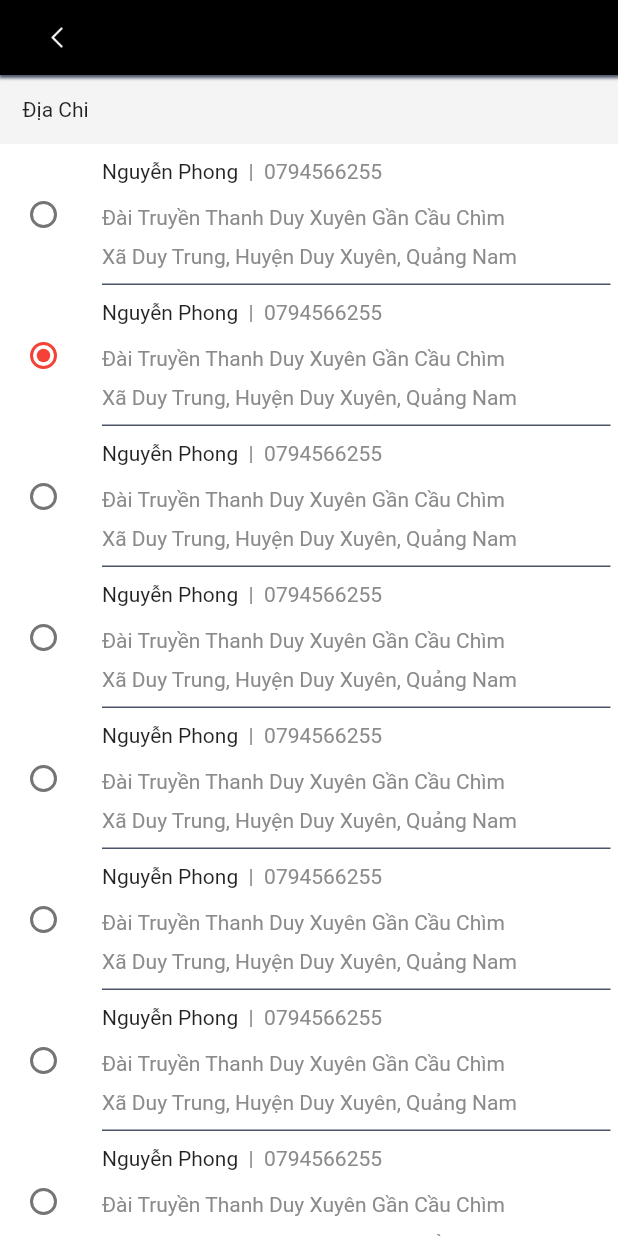
After one commit to xnguyena2/Product-Sell, a Flutter app: the AddressSelector screen opened directly, on a phone screen of 412 x 824 dp. The commit adds this screen. Run offline on Flutter 3.47's test engine with Material 2 defaults, Android fonts, the phone set to English and light mode, and no system bars; our stand-ins replace carousel_slider.

Commit message:
[add address selector]

```diff
--- a/lib/main.dart
+++ b/lib/main.dart
@@ -6,6 +6,7 @@ import 'package:provider/provider.dart';
 import 'global/app_state.dart';
 import 'entry_point.dart';
 import 'my_custom_scroll_behavior.dart';
+import 'page/address_select.dart';
 
 void main() {
   runApp(const MyApp());
--- /dev/null
+++ b/lib/page/address_select.dart
@@ -0,0 +1,175 @@
+import 'package:flutter/material.dart';
+
+import '../constants.dart';
+import 'component/address_item.dart';
+
+class AddressSelector extends StatefulWidget {
+  const AddressSelector({super.key});
+
+  @override
+  State<AddressSelector> createState() => _AddressSelectorState();
+}
+
+class _AddressSelectorState extends State<AddressSelector> {
+  String _isRadioSelected = "address1";
+  @override
+  Widget build(BuildContext context) {
+    return SafeArea(
+      child: Scaffold(
+        appBar: PreferredSize(
+            preferredSize: const Size.fromHeight(50),
+            child: Container(
+              padding: const EdgeInsets.symmetric(horizontal: 18, vertical: 10),
+              decoration: const BoxDecoration(
+                color: dartBackgroundColor,
+                boxShadow: [
+                  BoxShadow(
+                    color: shadowColor,
+                    offset: Offset(
+                      0.0,
+                      1.0,
+                    ),
+                    blurRadius: 1.0,
+                    spreadRadius: 1.0,
+                  ),
+                ],
+              ),
+              child: Row(
+                mainAxisAlignment: MainAxisAlignment.spaceBetween,
+                children: [
+                  Container(
+                    height: 40,
+                    width: 40,
+                    // padding: const EdgeInsets.only(left: 20),
+                    decoration: const BoxDecoration(
+                      color: dartBackgroundColor,
+                      borderRadius: BorderRadius.all(Radius.circular(20)),
+                    ),
+                    child: IconButton(
+                      icon: const Image(
+                        image: AssetImage("assets/icons/Back.png"),
+                      ),
+                      onPressed: () {
+                        Navigator.pop(context);
+                      },
+                    ),
+                  ),
+                ],
+              ),
+            )),
+        backgroundColor: backgroundColor,
+        body: CustomScrollView(
+          slivers: [
+            SliverToBoxAdapter(
+              child: Container(
+                child: Text("Địa Chi"),
+                padding: EdgeInsets.all(15),
+              ),
+            ),
+            SliverList(
+              delegate: SliverChildBuilderDelegate(
+                childCount: 20,
+                (context, index) => AddressItem(
+                  label: 'This is the first label text',
+                  value: "address${index}",
+                  groupValue: _isRadioSelected,
+                  onChanged: (String newValue) {
+                    setState(() {
+                      _isRadioSelected = newValue;
+                    });
+                  },
+                  enableDivider: index < 19,
+                ),
+              ),
+            ),
+            const SliverToBoxAdapter(
+              child: Divider(
+                height: 1,
+              ),
+            ),
+            SliverToBoxAdapter(
+              child: TextButton(
+                onPressed: () {},
+                style: TextButton.styleFrom(
+                  minimumSize: Size.zero,
+                  tapTargetSize: MaterialTapTargetSize.shrinkWrap,
+                  padding: const EdgeInsets.all(20),
+                ),
+                child: const Row(
+                  mainAxisAlignment: MainAxisAlignment.center,
+                  children: [
+                    Image(
+                      filterQuality: FilterQuality.high,
+                      image: AssetImage("assets/icons/AddAddress.png"),
+                    ),
+                    SizedBox(
+                      width: 15,
+                    ),
+                    Text(
+                      "Thêm Địa Chỉ Mới",
+                      style: TextStyle(
+                        fontSize: 16,
+                        fontWeight: FontWeight.bold,
+                        color: highTextColor,
+                      ),
+                    ),
+                  ],
+                ),
+              ),
+            )
+            // SliverFillRemaining(
+            //   child: ListView.separated(
+            //     itemBuilder: (context, index) => AddressItem(
+            //       label: 'This is the first label text',
+            //       value: "address${index}",
+            //       groupValue: _isRadioSelected,
+            //       onChanged: (String newValue) {
+            //         setState(() {
+            //           _isRadioSelected = newValue;
+            //         });
+            //       },
+            //     ),
+            //     scrollDirection: Axis.vertical,
+            //     itemCount: 20,
+            //     separatorBuilder: (BuildContext context, int index) =>
+            //         const Divider(),
+            //   ),
+            // ),
+            // ListView.separated(
+            //   itemBuilder: (context, index) => AddressItem(
+            //     label: 'This is the first label text',
+            //     value: "address${index}",
+            //     groupValue: _isRadioSelected,
+            //     onChanged: (String newValue) {
+            //       setState(() {
+            //         _isRadioSelected = newValue;
+            //       });
+            //     },
+            //   ),
+            //   scrollDirection: Axis.vertical,
+            //   itemCount: 20,
+            //   separatorBuilder: (BuildContext context, int index) =>
+            //       const Divider(),
+            // ),
+            // TextButton(
+            //   onPressed: () {},
+            //   style: TextButton.styleFrom(
+            //     minimumSize: Size.zero,
+            //     tapTargetSize: MaterialTapTargetSize.shrinkWrap,
+            //     padding: const EdgeInsets.all(20),
+            //   ),
+            //   child: const Text(
+            //     "Thêm Địa Chỉ Mới",
+            //     style: TextStyle(
+            //       fontSize: 16,
+            //       fontWeight: FontWeight.bold,
+            //       color: highTextColor,
+            //     ),
+            //   ),
+            // ),
+          ],
+        ),
+      ),
+    );
+  }
+}
--- /dev/null
+++ b/lib/page/component/address_item.dart
@@ -0,0 +1,100 @@
+import 'package:flutter/material.dart';
+
+import '../../constants.dart';
+
+class AddressItem extends StatelessWidget {
+  const AddressItem({
+    super.key,
+    required this.label,
+    required this.groupValue,
+    required this.value,
+    required this.onChanged,
+    this.enableDivider = true,
+  });
+
+  final bool enableDivider;
+  final String label;
+  final String groupValue;
+  final String value;
+  final ValueChanged<String> onChanged;
+
+  @override
+  Widget build(BuildContext context) {
+    return InkWell(
+      onTap: () {
+        if (value != groupValue) {
+          onChanged(value);
+        }
+      },
+      child: Container(
+        color: secondBackgroundColor,
+        padding: const EdgeInsets.symmetric(horizontal: 5.0),
+        child: Row(
+          children: <Widget>[
+            Radio<String>(
+              groupValue: groupValue,
+              value: value,
+              onChanged: (String? newValue) {
+                onChanged(newValue!);
+              },
+            ),
+            Expanded(
+              child: Container(
+                margin: const EdgeInsets.only(
+                  left: 15,
+                ),
+                padding: const EdgeInsets.symmetric(vertical: 10),
+                decoration: enableDivider
+                    ? const BoxDecoration(
+                        border: Border(
+                          bottom: BorderSide(
+                            width: 1.0,
+                            color: shadowColor,
+                          ),
+                        ),
+                      )
+                    : null,
+                child: Column(
+                  crossAxisAlignment: CrossAxisAlignment.start,
+                  children: [
+                    Text.rich(
+                      TextSpan(text: "Nguyễn Phong", children: [
+                        TextSpan(
+                          text: "  |  0794566255",
+                          style: TextStyle(
+                            color: secondTextColor,
+                          ),
+                        )
+                      ]),
+                      style: TextStyle(
+                        fontSize: 14,
+                      ),
+                    ),
+                    SizedBox(
+                      height: 15,
+                    ),
+                    Text(
+                      "Đài Truyền Thanh Duy Xuyên Gần Cầu Chìm",
+                      style: TextStyle(
+                        color: secondTextColor,
+                      ),
+                    ),
+                    SizedBox(
+                      height: 10,
+                    ),
+                    Text(
+                      "Xã Duy Trung, Huyện Duy Xuyên, Quảng Nam",
+                      style: TextStyle(
+                        color: secondTextColor,
+                      ),
+                    ),
+                  ],
+                ),
+              ),
+            ),
+          ],
+        ),
+      ),
+    );
+  }
+}
--- /dev/null
+++ b/lib/page/input_address.dart
@@ -0,0 +1,10 @@
+import 'package:flutter/material.dart';
+
+class InputAddress extends StatelessWidget {
+  const InputAddress({super.key});
+
+  @override
+  Widget build(BuildContext context) {
+    return const Placeholder();
+  }
+}
```
Also changed, not shown: assets/icons/1.5x/AddAddress.png (added), assets/icons/2.0x/AddAddress.png (added), assets/icons/3.0x/AddAddress.png (added), assets/icons/4.0x/AddAddress.png (added), assets/icons/AddAddress.png (added).
